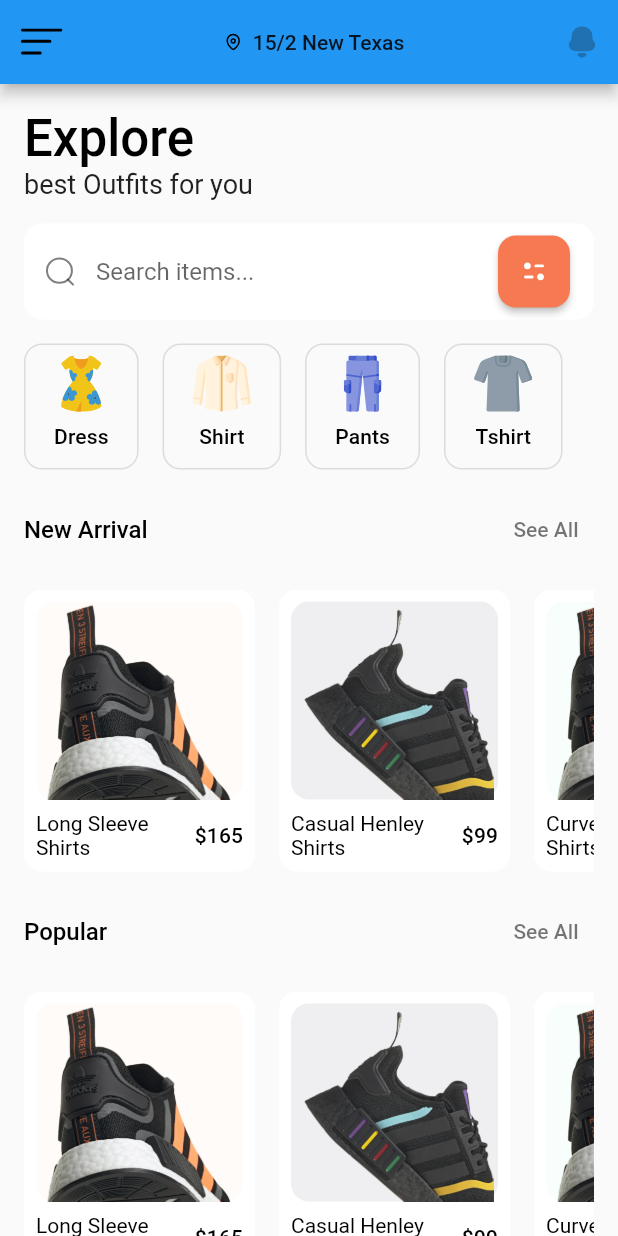
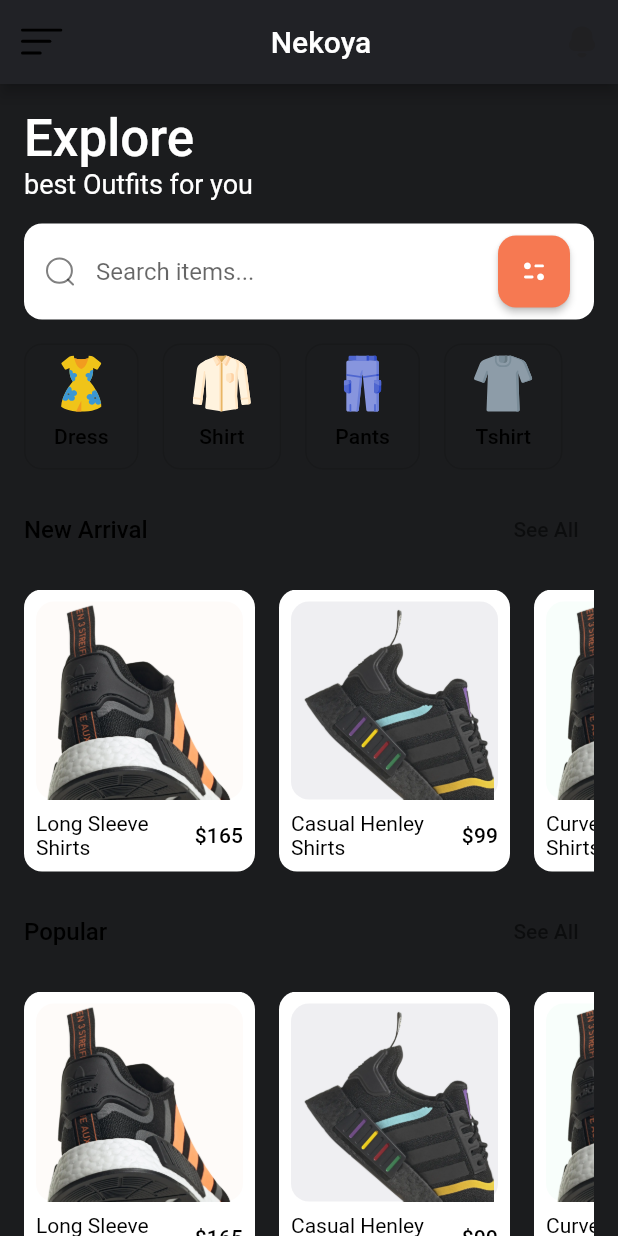
Before and after one commit to Nekoya-Site/App, a Flutter app: the HomeScreen screen opened directly, on a phone screen of 412 x 824 dp. Run offline on Flutter 3.47's test engine with Material 2 defaults, Android fonts, the phone set to English and light mode, and no system bars; our stand-ins replace animated_splash_screen, cached_network_image, dio, flutter_form_builder, flutter_svg, lottie and 2 more; accounts and stored records are empty; network calls fail.

Commit message:
change app bar home screen

```diff
--- a/lib/screens/home_screen.dart
+++ b/lib/screens/home_screen.dart
@@ -13,7 +13,9 @@ class HomeScreen extends StatelessWidget {
   @override
   Widget build(BuildContext context) {
     return Scaffold(
+      backgroundColor: const Color(0xff1b1c1e),
       appBar: AppBar(
+        backgroundColor: const Color(0xff212226),
         leading: IconButton(
           onPressed: () {},
           icon: SvgPicture.asset("assets/icons/menu.svg"),
@@ -21,17 +23,17 @@ class HomeScreen extends StatelessWidget {
         title: Row(
           mainAxisAlignment: MainAxisAlignment.center,
           children: [
-            SvgPicture.asset("assets/icons/Location.svg"),
             const SizedBox(width: defaultPadding / 2),
             Text(
-              "15/2 New Texas",
-              style: Theme.of(context).textTheme.bodyText1,
+              "Nekoya",
+              style: TextStyle(fontSize: 20.0, color: Colors.white),
             ),
           ],
         ),
         actions: [
           IconButton(
             icon: SvgPicture.asset("assets/icons/Notification.svg"),
+            color: Colors.white,
             onPressed: () {},
           ),
         ],
@@ -48,11 +50,11 @@ class HomeScreen extends StatelessWidget {
               style: Theme.of(context)
                   .textTheme
                   .headline4!
-                  .copyWith(fontWeight: FontWeight.w500, color: Colors.black),
+                  .copyWith(fontWeight: FontWeight.w500, color: Colors.white),
             ),
             const Text(
               "best Outfits for you",
-              style: TextStyle(fontSize: 18),
+              style: TextStyle(fontSize: 18, color: Colors.white),
             ),
             const Padding(
               padding: EdgeInsets.symmetric(vertical: defaultPadding),
```
